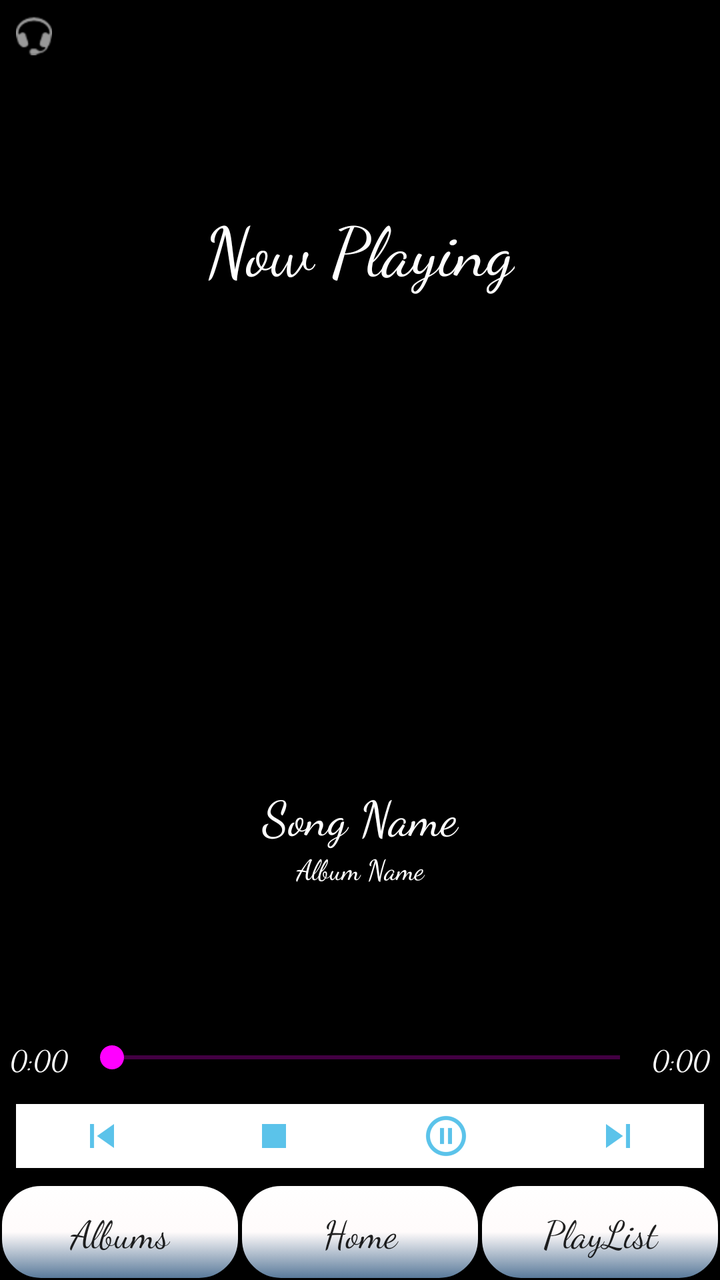
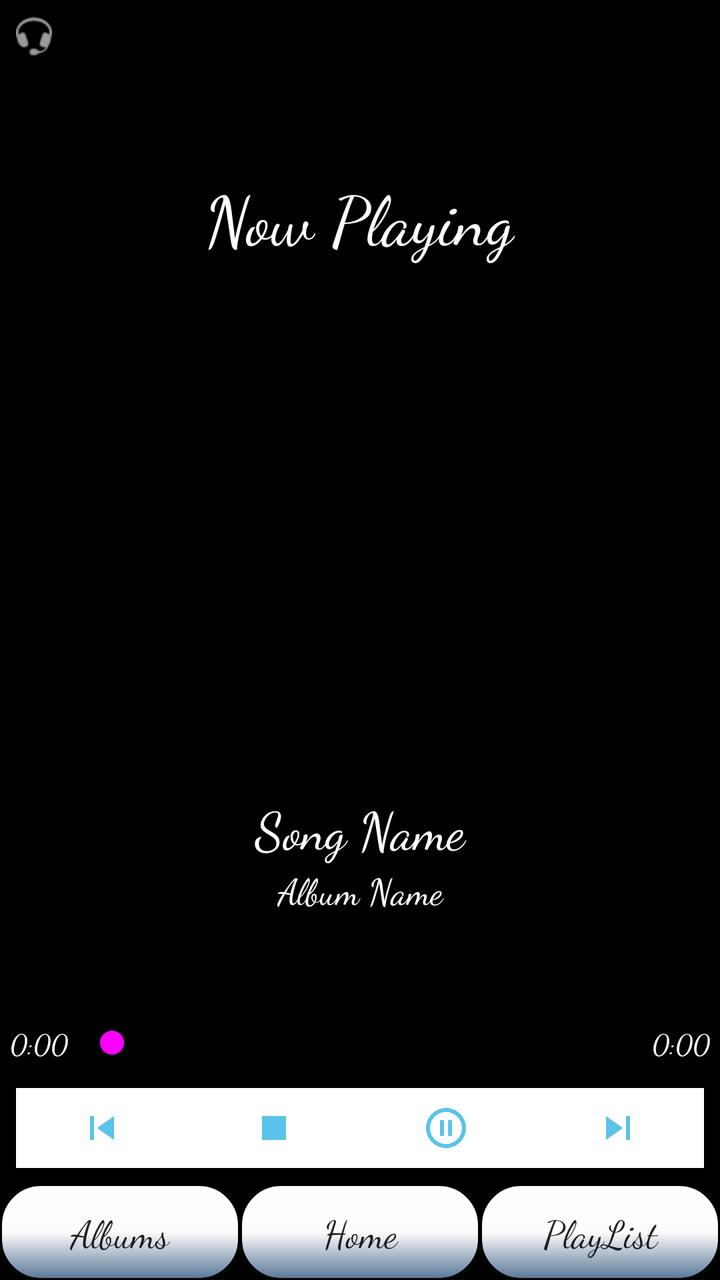

Compare the two renders of this Android layout. The source of the first and the diff that turns it into the second are given below.
<!-- AndroidManifest.xml: application theme AppTheme -->
<!-- res/layout/activity_now_playing.xml -->
<?xml version="1.0" encoding="utf-8"?>
<RelativeLayout xmlns:android="http://schemas.android.com/apk/res/android"
    android:layout_width="match_parent"
    android:layout_height="match_parent"
    android:background="@android:color/black"

    >

    <ScrollView
        android:layout_width="match_parent"
        android:layout_height="match_parent"
        android:layout_above="@id/playingtab"
        android:fillViewport="true"
        android:id="@+id/scv"
        >


        <RelativeLayout
            android:layout_width="match_parent"
            android:layout_height="0dp"
            android:gravity="center"

            >


            <TextView
                android:id="@+id/songplay"
                android:layout_width="wrap_content"
                android:layout_height="wrap_content"
                android:layout_alignParentTop="true"
                android:layout_centerHorizontal="true"
                android:layout_marginBottom="8dp"
                android:fontFamily="cursive"
                android:text="@string/now"



                android:textColor="@android:color/white"
                android:textSize="34sp" />

            <ImageView
                android:id="@+id/viewedimage"
                android:layout_width="200dp"
                android:layout_height="200dp"
android:layout_centerHorizontal="true"
                android:layout_below="@id/songplay"
                android:layout_marginTop="18dp" />

            <TextView
                android:id="@+id/songname"
                android:layout_width="match_parent"
                android:layout_height="wrap_content"
                android:layout_below="@id/viewedimage"
                android:fontFamily="cursive"
                android:gravity="center"
                android:text="Song Name"
                android:textColor="@android:color/white"
                android:textSize="24sp"
                android:layout_marginTop="18dp"
                />

            <TextView
                android:id="@+id/albumname"
                android:layout_width="match_parent"
                android:layout_height="wrap_content"
                android:layout_below="@id/songname"
                android:fontFamily="cursive"
                android:gravity="center"
                android:text="Album Name"
                android:textColor="@android:color/white"
                android:textSize="14sp" />

        </RelativeLayout>
    </ScrollView>

    <ImageButton
        android:layout_width="wrap_content"
        android:layout_height="wrap_content"
        android:layout_alignParentStart="true"
        android:padding="8dp"
        android:alpha="0.6"
        android:src="@android:drawable/stat_sys_headset"
        android:backgroundTint="@android:color/black"
        android:id="@+id/songpath"

        android:onClick="NewSongPath"
        />

    <LinearLayout
        android:orientation="horizontal"
        android:layout_width="match_parent"
        android:layout_height="wrap_content"
        android:layout_above="@id/playingtab"
        android:padding="5dp"
        >

        <TextView
            android:id="@+id/textViewElapsedTime"
            android:layout_width="wrap_content"
            android:layout_height="wrap_content"
            android:layout_gravity="center_horizontal"
            android:text="0:00"
            android:textAppearance="?android:attr/textAppearanceSmall"

            android:minWidth="35dp"
            android:fontFamily="cursive"

            android:textColor="@android:color/white" />

        <android.support.v7.widget.AppCompatSeekBar
            android:layout_width="0dp"
            android:layout_height="wrap_content"
            android:id="@+id/seekBar"
            android:layout_gravity="center_horizontal"
             android:progressTint="@color/colorAccent"
            android:secondaryProgress="@android:integer/config_longAnimTime"
            android:layout_weight="0.8"/>

        <TextView
            android:layout_width="wrap_content"
            android:layout_height="wrap_content"
            android:textAppearance="?android:attr/textAppearanceSmall"
            android:text="0:00"
            android:id="@+id/textViewDuration"
            android:layout_gravity="center_horizontal"
            android:fontFamily="cursive"

            android:textColor="@android:color/white"/>


    </LinearLayout>
    <LinearLayout
        android:id="@+id/playingtab"
        android:layout_width="match_parent"
        android:layout_height="48dp"
        android:layout_above="@id/bottomtab"
        android:padding="8dp">

        <ImageButton
            android:id="@+id/rewind"
            android:layout_width="wrap_content"
            android:layout_height="match_parent"
            android:layout_weight="1"

            android:background="@android:color/white"
            android:src="@drawable/rewind" />

        <ImageButton
            android:id="@+id/stop"
            android:layout_width="wrap_content"
            android:layout_height="match_parent"
            android:layout_weight="1"
            android:background="@android:color/white"
            android:src="@drawable/stop" />

        <ImageButton
            android:id="@+id/play_pause"
            android:layout_width="wrap_content"
            android:layout_height="match_parent"
            android:layout_weight="1"
            android:background="@android:color/white"

            android:src="@drawable/pause" />

        <ImageButton
            android:id="@+id/fastforward"
            android:layout_width="wrap_content"
            android:layout_height="match_parent"
            android:layout_weight="1"

            android:background="@android:color/white"
            android:src="@drawable/fastforward" />


    </LinearLayout>

    <LinearLayout
        android:id="@+id/bottomtab"
        android:layout_width="match_parent"
        android:layout_height="wrap_content"
        android:layout_alignParentBottom="true"
        android:orientation="horizontal">

        <Button
            android:id="@+id/toalbums"
            android:layout_width="match_parent"
            android:layout_height="wrap_content"
            android:layout_weight="1"
            android:background="@drawable/fields"
            android:fontFamily="cursive"
            android:paddingTop="8dp"
            android:paddingBottom="8dp"
            android:text="@string/albums"
            android:textAllCaps="false"
            android:textSize="19sp" />

        <Button
            android:id="@+id/toHome"
            android:layout_width="match_parent"
            android:layout_height="wrap_content"
            android:layout_weight="1"
            android:background="@drawable/fields"

            android:fontFamily="cursive"
            android:paddingTop="8dp"
            android:paddingBottom="8dp"
            android:text="@string/home"
            android:textAllCaps="false"

            android:textSize="19sp" />

        <Button
            android:id="@+id/tomusic"
            android:layout_width="match_parent"
            android:layout_height="wrap_content"
            android:layout_weight="1"

            android:background="@drawable/fields"
            android:fontFamily="cursive"
            android:paddingTop="8dp"
            android:paddingBottom="8dp"
            android:text="@string/Music"
            android:textAllCaps="false"
            android:textSize="19sp" />


    </LinearLayout>

</RelativeLayout>
<!-- resources referenced by this layout -->
<resources>
  <color name="colorAccent">#FF00FF</color>
  <!-- drawable fastforward: webp bitmap (drawable-hdpi, 206 bytes) -->
  <!-- drawable fields (drawable) -->
  <?xml version="1.0" encoding="utf-8"?>
  <selector xmlns:android="http://schemas.android.com/apk/res/android">
      <item android:state_pressed="true">
          <shape>
              <solid android:color="@color/colorAccent" />
              <corners android:radius="20dp" />
          </shape>
      </item>
      <item android:state_selected="true">
          <shape>
              <solid android:color="@color/colorAccent" />
              <corners android:radius="20dp" />
          </shape>
      </item>
      <item>
          <layer-list>
              <item>
                  <shape>
                      <gradient android:angle="270" android:centerColor="#fffbfb"
                          android:endColor="#9890c8ff"
                          android:startColor="#ffffff"
                          android:type="linear" />
                      <stroke android:width="1dp" android:color="#000000" />
                      <corners android:radius="20dp" />
                  </shape>
              </item>
  
  
          </layer-list>
      </item>
  </selector>
  <!-- drawable pause: webp bitmap (drawable-hdpi, 400 bytes) -->
  <!-- drawable rewind: webp bitmap (drawable-hdpi, 212 bytes) -->
  <!-- drawable stop: webp bitmap (drawable-hdpi, 54 bytes) -->
  <string name="Music">PlayList</string>
  <string name="albums">Albums</string>
  <string name="home">Home</string>
  <string name="now">Now Playing</string>
  <style name="AppTheme" parent="Theme.AppCompat.DayNight.NoActionBar">
          
  
          <item name="colorAccent">@color/colorAccent</item>
          <item name="android:windowNoTitle">true</item>
          <item name="android:windowFullscreen">true</item>
  
      </style>
</resources>

<!-- the commit's change to res/layout/activity_now_playing.xml (unified diff, before → after) -->
@@ -2,26 +2,156 @@
 <RelativeLayout xmlns:android="http://schemas.android.com/apk/res/android"
     android:layout_width="match_parent"
     android:layout_height="match_parent"
-    android:background="@android:color/black"
-
-    >
+    android:background="@android:color/black">
+
+    <ImageButton
+        android:id="@+id/songpath"
+        android:layout_width="wrap_content"
+        android:layout_height="wrap_content"
+        android:layout_alignParentStart="true"
+        android:layout_alignParentTop="true"
+        android:backgroundTint="@android:color/black"
+        android:padding="8dp"
+        android:alpha="0.6"
+        android:src="@android:drawable/stat_sys_headset"
+        android:onClick="NewSongPath" />
+
+    <LinearLayout
+        android:id="@+id/bottomtab"
+        android:layout_width="match_parent"
+        android:layout_height="wrap_content"
+        android:layout_alignParentBottom="true"
+        android:orientation="horizontal">
+
+        <Button
+            android:id="@+id/toalbums"
+            android:layout_width="0dp"
+            android:layout_height="wrap_content"
+            android:layout_weight="1"
+            android:background="@drawable/fields"
+            android:fontFamily="cursive"
+            android:paddingTop="8dp"
+            android:paddingBottom="8dp"
+            android:text="@string/albums"
+            android:textAllCaps="false"
+            android:textSize="19sp" />
+
+        <Button
+            android:id="@+id/toHome"
+            android:layout_width="0dp"
+            android:layout_height="wrap_content"
+            android:layout_weight="1"
+            android:background="@drawable/fields"
+            android:fontFamily="cursive"
+            android:paddingTop="8dp"
+            android:paddingBottom="8dp"
+            android:text="@string/home"
+            android:textAllCaps="false"
+            android:textSize="19sp" />
+
+        <Button
+            android:id="@+id/tomusic"
+            android:layout_width="0dp"
+            android:layout_height="wrap_content"
+            android:layout_weight="1"
+            android:background="@drawable/fields"
+            android:fontFamily="cursive"
+            android:paddingTop="8dp"
+            android:paddingBottom="8dp"
+            android:text="@string/Music"
+            android:textAllCaps="false"
+            android:textSize="19sp" />
+    </LinearLayout>
+
+    <LinearLayout
+        android:id="@+id/playingtab"
+        android:layout_width="match_parent"
+        android:layout_height="56dp"
+        android:layout_above="@id/bottomtab"
+        android:orientation="horizontal"
+        android:padding="8dp">
+
+        <ImageButton
+            android:id="@+id/rewind"
+            android:layout_width="0dp"
+            android:layout_height="match_parent"
+            android:layout_weight="1"
+            android:background="@android:color/white"
+            android:src="@drawable/rewind" />
+
+        <ImageButton
+            android:id="@+id/stop"
+            android:layout_width="0dp"
+            android:layout_height="match_parent"
+            android:layout_weight="1"
+            android:background="@android:color/white"
+            android:src="@drawable/stop" />
+
+        <ImageButton
+            android:id="@+id/play_pause"
+            android:layout_width="0dp"
+            android:layout_height="match_parent"
+            android:layout_weight="1"
+            android:background="@android:color/white"
+            android:src="@drawable/pause" />
+
+        <ImageButton
+            android:id="@+id/fastforward"
+            android:layout_width="0dp"
+            android:layout_height="match_parent"
+            android:layout_weight="1"
+            android:background="@android:color/white"
+            android:src="@drawable/fastforward" />
+    </LinearLayout>
+
+    <LinearLayout
+        android:id="@+id/seekbartab"
+        android:layout_width="match_parent"
+        android:layout_height="wrap_content"
+        android:layout_above="@id/playingtab"
+        android:orientation="horizontal"
+        android:padding="5dp">
+
+        <TextView
+            android:id="@+id/textViewElapsedTime"
+            android:layout_width="wrap_content"
+            android:layout_height="wrap_content"
+            android:layout_gravity="center_vertical"
+            android:fontFamily="cursive"
+            android:minWidth="35dp"
+            android:text="0:00"
+            android:textColor="@android:color/white" />
+
+        <androidx.appcompat.widget.AppCompatSeekBar
+            android:id="@+id/seekBar"
+            android:layout_width="0dp"
+            android:layout_height="wrap_content"
+            android:layout_gravity="center_vertical"
+            android:layout_weight="1"
+            android:progressTint="@color/colorAccent" />
+
+        <TextView
+            android:id="@+id/textViewDuration"
+            android:layout_width="wrap_content"
+            android:layout_height="wrap_content"
+            android:layout_gravity="center_vertical"
+            android:fontFamily="cursive"
+            android:text="0:00"
+            android:textColor="@android:color/white" />
+    </LinearLayout>
 
     <ScrollView
+        android:id="@+id/scv"
         android:layout_width="match_parent"
         android:layout_height="match_parent"
-        android:layout_above="@id/playingtab"
-        android:fillViewport="true"
-        android:id="@+id/scv"
-        >
-
+        android:layout_below="@id/songpath"
+        android:layout_above="@id/seekbartab"
+        android:fillViewport="true">
 
         <RelativeLayout
             android:layout_width="match_parent"
-            android:layout_height="0dp"
-            android:gravity="center"
-
-            >
-
+            android:layout_height="wrap_content"
+            android:gravity="center">
 
             <TextView
                 android:id="@+id/songplay"
@@ -32,32 +162,31 @@
                 android:layout_marginBottom="8dp"
                 android:fontFamily="cursive"
                 android:text="@string/now"
-
-
-
                 android:textColor="@android:color/white"
                 android:textSize="34sp" />
 
             <ImageView
                 android:id="@+id/viewedimage"
-                android:layout_width="200dp"
-                android:layout_height="200dp"
-android:layout_centerHorizontal="true"
+                android:layout_width="220dp"
+                android:layout_height="220dp"
                 android:layout_below="@id/songplay"
-                android:layout_marginTop="18dp" />
+                android:layout_centerHorizontal="true"
+                android:layout_marginTop="18dp"
+                android:scaleType="centerCrop" />
 
             <TextView
                 android:id="@+id/songname"
                 android:layout_width="match_parent"
                 android:layout_height="wrap_content"
                 android:layout_below="@id/viewedimage"
+                android:layout_marginTop="18dp"
                 android:fontFamily="cursive"
                 android:gravity="center"
+                android:paddingLeft="16dp"
+                android:paddingRight="16dp"
                 android:text="Song Name"
                 android:textColor="@android:color/white"
-                android:textSize="24sp"
-                android:layout_marginTop="18dp"
-                />
+                android:textSize="26sp" />
 
             <TextView
                 android:id="@+id/albumname"
@@ -66,164 +195,11 @@ android:layout_centerHorizontal="true"
                 android:layout_below="@id/songname"
                 android:fontFamily="cursive"
                 android:gravity="center"
+                android:paddingLeft="16dp"
+                android:paddingRight="16dp"
                 android:text="Album Name"
                 android:textColor="@android:color/white"
-                android:textSize="14sp" />
-
+                android:textSize="18sp" />
         </RelativeLayout>
     </ScrollView>
-
-    <ImageButton
-        android:layout_width="wrap_content"
-        android:layout_height="wrap_content"
-        android:layout_alignParentStart="true"
-        android:padding="8dp"
-        android:alpha="0.6"
-        android:src="@android:drawable/stat_sys_headset"
-        android:backgroundTint="@android:color/black"
-        android:id="@+id/songpath"
-
-        android:onClick="NewSongPath"
-        />
-
-    <LinearLayout
-        android:orientation="horizontal"
-        android:layout_width="match_parent"
-        android:layout_height="wrap_content"
-        android:layout_above="@id/playingtab"
-        android:padding="5dp"
-        >
-
-        <TextView
-            android:id="@+id/textViewElapsedTime"
-            android:layout_width="wrap_content"
-            android:layout_height="wrap_content"
-            android:layout_gravity="center_horizontal"
-            android:text="0:00"
-            android:textAppearance="?android:attr/textAppearanceSmall"
-
-            android:minWidth="35dp"
-            android:fontFamily="cursive"
-
-            android:textColor="@android:color/white" />
-
-        <android.support.v7.widget.AppCompatSeekBar
-            android:layout_width="0dp"
-            android:layout_height="wrap_content"
-            android:id="@+id/seekBar"
-            android:layout_gravity="center_horizontal"
-             android:progressTint="@color/colorAccent"
-            android:secondaryProgress="@android:integer/config_longAnimTime"
-            android:layout_weight="0.8"/>
-
-        <TextView
-            android:layout_width="wrap_content"
-            android:layout_height="wrap_content"
-            android:textAppearance="?android:attr/textAppearanceSmall"
-            android:text="0:00"
-            android:id="@+id/textViewDuration"
-            android:layout_gravity="center_horizontal"
-            android:fontFamily="cursive"
-
-            android:textColor="@android:color/white"/>
-
-
-    </LinearLayout>
-    <LinearLayout
-        android:id="@+id/playingtab"
-        android:layout_width="match_parent"
-        android:layout_height="48dp"
-        android:layout_above="@id/bottomtab"
-        android:padding="8dp">
-
-        <ImageButton
-            android:id="@+id/rewind"
-            android:layout_width="wrap_content"
-            android:layout_height="match_parent"
-            android:layout_weight="1"
-
-            android:background="@android:color/white"
-            android:src="@drawable/rewind" />
-
-        <ImageButton
-            android:id="@+id/stop"
-            android:layout_width="wrap_content"
-            android:layout_height="match_parent"
-            android:layout_weight="1"
-            android:background="@android:color/white"
-            android:src="@drawable/stop" />
-
-        <ImageButton
-            android:id="@+id/play_pause"
-            android:layout_width="wrap_content"
-            android:layout_height="match_parent"
-            android:layout_weight="1"
-            android:background="@android:color/white"
-
-            android:src="@drawable/pause" />
-
-        <ImageButton
-            android:id="@+id/fastforward"
-            android:layout_width="wrap_content"
-            android:layout_height="match_parent"
-            android:layout_weight="1"
-
-            android:background="@android:color/white"
-            android:src="@drawable/fastforward" />
-
-
-    </LinearLayout>
-
-    <LinearLayout
-        android:id="@+id/bottomtab"
-        android:layout_width="match_parent"
-        android:layout_height="wrap_content"
-        android:layout_alignParentBottom="true"
-        android:orientation="horizontal">
-
-        <Button
-            android:id="@+id/toalbums"
-            android:layout_width="match_parent"
-            android:layout_height="wrap_content"
-            android:layout_weight="1"
-            android:background="@drawable/fields"
-            android:fontFamily="cursive"
-            android:paddingTop="8dp"
-            android:paddingBottom="8dp"
-            android:text="@string/albums"
-            android:textAllCaps="false"
-            android:textSize="19sp" />
-
-        <Button
-            android:id="@+id/toHome"
-            android:layout_width="match_parent"
-            android:layout_height="wrap_content"
-            android:layout_weight="1"
-            android:background="@drawable/fields"
-
-            android:fontFamily="cursive"
-            android:paddingTop="8dp"
-            android:paddingBottom="8dp"
-            android:text="@string/home"
-            android:textAllCaps="false"
-
-            android:textSize="19sp" />
-
-        <Button
-            android:id="@+id/tomusic"
-            android:layout_width="match_parent"
-            android:layout_height="wrap_content"
-            android:layout_weight="1"
-
-            android:background="@drawable/fields"
-            android:fontFamily="cursive"
-            android:paddingTop="8dp"
-            android:paddingBottom="8dp"
-            android:text="@string/Music"
-            android:textAllCaps="false"
-            android:textSize="19sp" />
-
-
-    </LinearLayout>
-
 </RelativeLayout>
